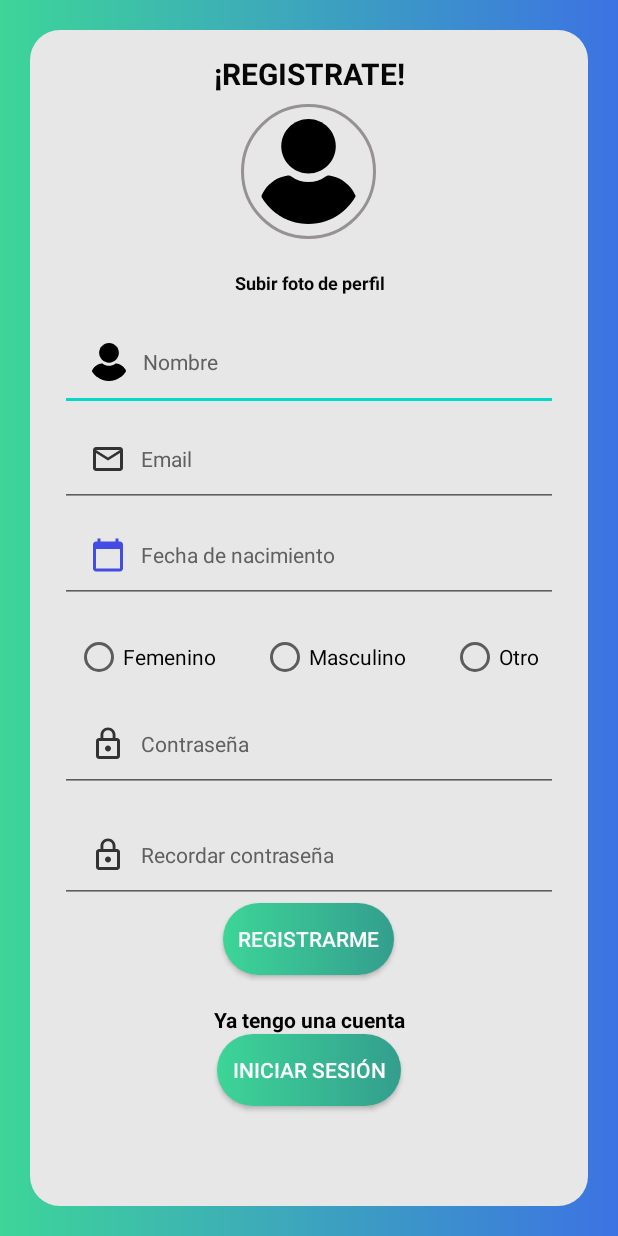
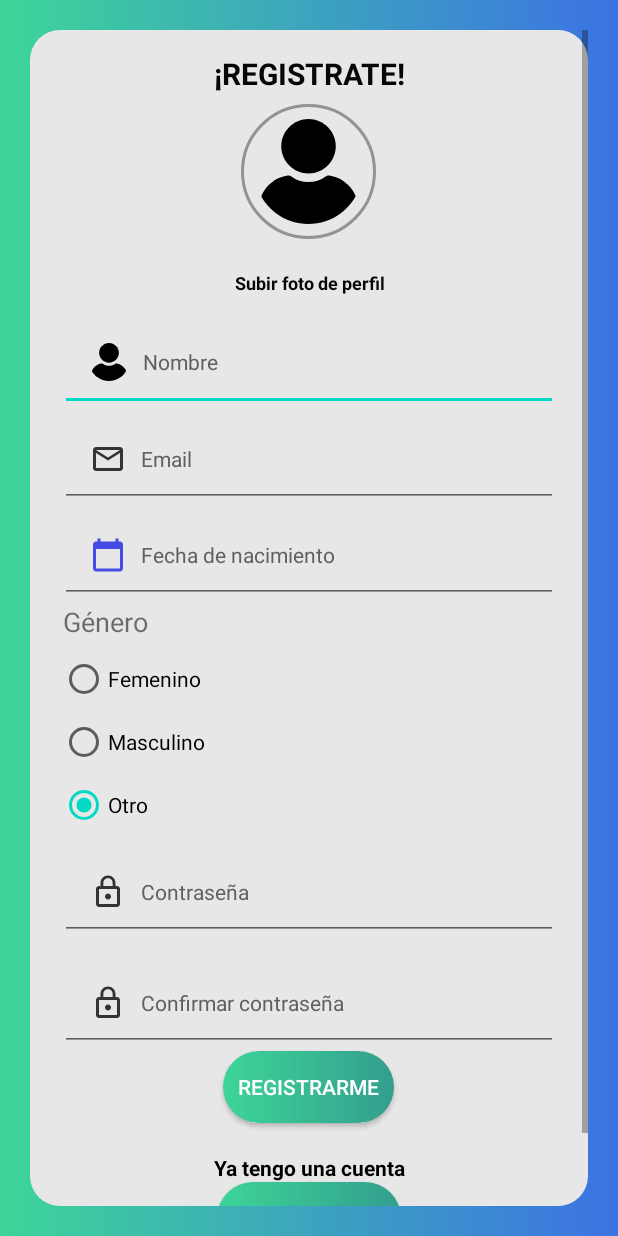
Before and after one commit to compumovil2020/Schedulock, an Android app: the screen it shows after launch (RegistrarUsuario), after a tap on "REGÍSTRARME", on a phone screen of 412 x 824 dp. Run offline under Robolectric (Android 15) with nearby library versions, the phone set to English and light mode, and no system bars; our stand-ins replace Firebase (no records; nobody signed in at launch, a user with empty details on screens opened directly).

Commit message:
Se añade el registro de nuevos usuarios e inicio de sesión por google

```diff
--- a/Schedulock/app/build.gradle
+++ b/Schedulock/app/build.gradle
@@ -34,6 +34,8 @@ dependencies {
     implementation 'androidx.lifecycle:lifecycle-extensions:2.2.0'
     implementation 'com.google.android.gms:play-services-maps:17.0.0'
     implementation 'com.google.firebase:firebase-auth:16.0.5'
+    implementation 'com.google.firebase:firebase-database:16.0.4'
+    implementation 'com.google.android.gms:play-services-auth:17.0.0'
     testImplementation 'junit:junit:4.12'
     androidTestImplementation 'androidx.test.ext:junit:1.1.2'
     androidTestImplementation 'androidx.test.espresso:espresso-core:3.3.0'
--- a/Schedulock/app/src/main/AndroidManifest.xml
+++ b/Schedulock/app/src/main/AndroidManifest.xml
@@ -8,6 +8,7 @@
          location permissions for the "MyLocation" functionality.
     -->
     <uses-permission android:name="android.permission.ACCESS_FINE_LOCATION" />
+    <uses-permission android:name="android.permission.INTERNET"/>
 
     <application
         android:allowBackup="true"
--- a/Schedulock/app/src/main/java/com/lostvayneg/schedulock/Controladores_de_Eventos/Login.java
+++ b/Schedulock/app/src/main/java/com/lostvayneg/schedulock/Controladores_de_Eventos/Login.java
@@ -2,34 +2,116 @@ package com.lostvayneg.schedulock.Controladores_de_Eventos;
 
 import android.content.Intent;
 import android.os.Bundle;
+import android.util.Log;
 import android.view.View;
 import android.widget.EditText;
+import android.widget.ImageButton;
 import android.widget.Toast;
 
 import androidx.annotation.NonNull;
+import androidx.annotation.Nullable;
 import androidx.appcompat.app.AppCompatActivity;
 
+import com.google.android.gms.auth.api.signin.GoogleSignIn;
+import com.google.android.gms.auth.api.signin.GoogleSignInAccount;
+import com.google.android.gms.auth.api.signin.GoogleSignInClient;
+import com.google.android.gms.auth.api.signin.GoogleSignInOptions;
+import com.google.android.gms.common.api.ApiException;
 import com.google.android.gms.tasks.OnCompleteListener;
 import com.google.android.gms.tasks.Task;
+import com.google.firebase.auth.AuthCredential;
 import com.google.firebase.auth.AuthResult;
 import com.google.firebase.auth.FirebaseAuth;
 import com.google.firebase.auth.FirebaseUser;
+import com.google.firebase.auth.GoogleAuthProvider;
+import com.google.firebase.database.DatabaseReference;
+import com.google.firebase.database.FirebaseDatabase;
 import com.lostvayneg.schedulock.ActividadPrincipal;
+import com.lostvayneg.schedulock.Entidades.Usuario;
 import com.lostvayneg.schedulock.R;
 
 public class Login extends AppCompatActivity {
-    private FirebaseAuth mAuth;
+    private FirebaseAuth autenticacionFB;
     private EditText email;
     private  EditText password;
+    private ImageButton btn_iniciar_con_google;
+    private GoogleSignInClient clienteGoogle;
+    private int RC_SIGN_IN = 1;
+
+    private FirebaseDatabase baseDatos;
+    private DatabaseReference referenciaBD;
+    public static final String rutaUsuarios="usuarios/";
+
     @Override
     protected void onCreate(Bundle savedInstanceState) {
         super.onCreate(savedInstanceState);
         setContentView(R.layout.actividad_iniciar_sesion);
-        mAuth = FirebaseAuth.getInstance();
+        autenticacionFB = FirebaseAuth.getInstance();
+        baseDatos= FirebaseDatabase.getInstance();
         email= findViewById(R.id.email_user_iniciar_sesion);
         password= findViewById(R.id.password_user_iniciar_sesion);
+        btn_iniciar_con_google=findViewById(R.id.btn_iniciar_con_google);
+        btn_iniciar_con_google.setOnClickListener(new View.OnClickListener() {
+            @Override
+            public void onClick(View view) {
+                GoogleSignInOptions google=new GoogleSignInOptions.Builder(GoogleSignInOptions.DEFAULT_SIGN_IN)
+                        .requestIdToken(getString(R.string.default_web_client_id))
+                        .requestEmail()
+                        .build();
+                clienteGoogle = GoogleSignIn.getClient(view.getContext(), google);
+                iniciarSesionGoogle();
+
+            }
+        });
     }
 
+    private void iniciarSesionGoogle(){
+        Intent intentSesion = clienteGoogle.getSignInIntent();
+        startActivityForResult(intentSesion, RC_SIGN_IN);
+    }
+
+    @Override
+    protected void onActivityResult(int requestCode, int resultCode, @Nullable Intent data) {
+        super.onActivityResult(requestCode, resultCode, data);
+        if (requestCode == RC_SIGN_IN){
+            Task<GoogleSignInAccount> tareaIniciarSesion = GoogleSignIn.getSignedInAccountFromIntent(data);
+            handleSingInResult(tareaIniciarSesion);
+        }
+    }
+
+    private void handleSingInResult(Task<GoogleSignInAccount> tareaCompletada){
+        try {
+            GoogleSignInAccount usuario = tareaCompletada.getResult(ApiException.class);
+            Toast.makeText(Login.this, "Se pudo", Toast.LENGTH_LONG).show();
+            IniciarSesionFirebaseConGoogle(usuario);
+        } catch (ApiException e) {
+            Toast.makeText(Login.this, "No se pudo", Toast.LENGTH_LONG).show();
+            IniciarSesionFirebaseConGoogle(null);
+        }
+    }
+
+    private void IniciarSesionFirebaseConGoogle(final GoogleSignInAccount usuario){
+        AuthCredential credencialGoogle = GoogleAuthProvider.getCredential(usuario.getIdToken(), null);
+        autenticacionFB.signInWithCredential(credencialGoogle).addOnCompleteListener(this, new OnCompleteListener<AuthResult>() {
+            @Override
+            public void onComplete(@NonNull Task<AuthResult> task) {
+                if(task.isSuccessful()){
+                    FirebaseUser usuarioFB = autenticacionFB.getCurrentUser();
+                    Usuario nuevoUsuario = new Usuario();
+                    nuevoUsuario.setNombre(usuario.getDisplayName());
+                    nuevoUsuario.setEmail(usuario.getEmail());
+                    nuevoUsuario.setEdad("Sin llenar");
+                    nuevoUsuario.setGenero("Sin llenar");
+                    referenciaBD = baseDatos.getReference(rutaUsuarios + usuarioFB.getUid());
+                    referenciaBD.setValue(nuevoUsuario);
+                    updateUI(usuarioFB);
+                }
+                else{
+                    updateUI(null);
+                }
+            }
+        });
+    }
     public void onClickiniciarSesion(View v){
         String emailin;
         String passwordin;
@@ -37,13 +119,13 @@ public class Login extends AppCompatActivity {
         passwordin=password.getText().toString();
         if(!emailin.isEmpty() && isEmailValid(emailin)){
             if(!passwordin.isEmpty()){
-                mAuth.signInWithEmailAndPassword(emailin, passwordin)
+                autenticacionFB.signInWithEmailAndPassword(emailin, passwordin)
                         .addOnCompleteListener(this, new OnCompleteListener<AuthResult>() {
                             @Override
                             public void onComplete(@NonNull Task<AuthResult> task) {
                                 if (task.isSuccessful()) {
                                     // Sign in success, update UI with the signed-in user's information
-                                    FirebaseUser user = mAuth.getCurrentUser();
+                                    FirebaseUser user = autenticacionFB.getCurrentUser();
                                     updateUI(user);
                                 } else {
                                     // If sign in fails, display a message to the user.
@@ -73,13 +155,12 @@ public class Login extends AppCompatActivity {
     @Override
     protected void onStart() {
         super.onStart();
-        FirebaseUser currentUser = mAuth.getCurrentUser();
+        FirebaseUser currentUser = autenticacionFB.getCurrentUser();
         updateUI(currentUser);
     }
     private void updateUI(FirebaseUser currentUser){
         if(currentUser!=null){
             Intent intent = new Intent(getBaseContext(), ActividadPrincipal.class);
-            intent.putExtra("user", currentUser.getEmail());
             startActivity(intent);
         } else {
             email.setText("");
--- a/Schedulock/app/src/main/res/layout/actividad_registrar_usuario.xml
+++ b/Schedulock/app/src/main/res/layout/actividad_registrar_usuario.xml
@@ -69,7 +69,7 @@
                         android:layout_width="match_parent"
                         android:layout_height="wrap_content"
                         android:drawablePadding="10dp"
-                        android:id="@+id/nombre_usuario"
+                        android:id="@+id/nombre_usuario_registrarse"
                         android:drawableLeft="@drawable/icono_usuario"
                         android:layout_marginEnd="20dp"
                         android:layout_marginStart="20dp"
@@ -83,7 +83,7 @@
                         android:layout_width="match_parent"
                         android:layout_height="wrap_content"
                         android:drawablePadding="10dp"
-                        android:id="@+id/correo"
+                        android:id="@+id/email_Registrarse"
                         android:drawableLeft="@drawable/icono_correo"
                         android:layout_marginEnd="20dp"
                         android:layout_marginStart="20dp"
@@ -96,7 +96,7 @@
                         android:layout_width="match_parent"
                         android:layout_height="wrap_content"
                         android:drawablePadding="10dp"
-                        android:id="@+id/email"
+                        android:id="@+id/edad_usuario_registrarse"
                         android:drawableLeft="@drawable/icono_calendario"
                         android:layout_marginEnd="20dp"
                         android:layout_marginStart="20dp"
@@ -105,33 +105,44 @@
                         android:textSize="14sp"
                         android:textColorHint="#606060"
                         android:inputType="text"/>
-                    <LinearLayout
+
+                        <RadioGroup
+                            android:id="@+id/genero_registrarse"
+                            android:layout_width="match_parent"
+                            android:layout_height="match_parent"
+                            android:orientation="vertical" >
+
+                            <TextView
                                 android:layout_width="wrap_content"
                                 android:layout_height="wrap_content"
-                        android:orientation="horizontal">
+                                android:text="Género"
+                                android:textSize="18dp"
+                                android:layout_marginLeft="22dp" />
 
-                        <androidx.appcompat.widget.AppCompatRadioButton
+                            <RadioButton
                                 android:layout_width="match_parent"
                                 android:layout_height="wrap_content"
                                 android:text="Femenino"
                                 android:id="@+id/cbx_femenino"
-                            android:layout_marginTop="20dp"
-                            android:layout_marginLeft="30dp" />
-                        <androidx.appcompat.widget.AppCompatRadioButton
+                                android:layout_marginTop="10dp"
+                                android:layout_marginLeft="20dp" />
+                            <RadioButton
                                 android:layout_width="match_parent"
                                 android:layout_height="wrap_content"
                                 android:text="Masculino"
                                 android:id="@+id/cbx_masculino"
-                            android:layout_marginTop="20dp"
-                            android:layout_marginLeft="30dp" />
-                        <androidx.appcompat.widget.AppCompatRadioButton
+                                android:layout_marginTop="10dp"
+                                android:layout_marginLeft="20dp" />
+                            <RadioButton
                                 android:layout_width="match_parent"
                                 android:layout_height="wrap_content"
                                 android:text="Otro"
                                 android:id="@+id/cbx_otro"
-                            android:layout_marginTop="20dp"
-                            android:layout_marginLeft="30dp" />
-                    </LinearLayout>
+                                android:layout_marginTop="10dp"
+                                android:layout_marginLeft="20dp" />
+
+
+                        </RadioGroup>
 
 
                     <EditText
@@ -140,7 +151,7 @@
                         android:layout_marginTop="10dp"
                         android:drawableLeft="@drawable/icono_candado"
                         android:layout_marginEnd="20dp"
-                        android:id="@+id/contrseña"
+                        android:id="@+id/password_registrarse"
                         android:layout_marginStart="20dp"
                         android:textSize="14sp"
                         android:drawablePadding="10dp"
@@ -154,11 +165,11 @@
                         android:layout_marginTop="10dp"
                         android:drawableLeft="@drawable/icono_candado"
                         android:layout_marginEnd="20dp"
-                        android:id="@+id/recordar_contraseña"
+                        android:id="@+id/confirmar_Password"
                         android:layout_marginStart="20dp"
                         android:textSize="14sp"
                         android:drawablePadding="10dp"
-                        android:hint="Recordar contraseña"
+                        android:hint="Confirmar contraseña"
                         android:padding="20dp"
                         android:textColorHint="#606060"
                         android:inputType="textPassword"/>
@@ -171,10 +182,9 @@
                         android:layout_gravity="center"
                         android:layout_marginLeft="40dp"
                         android:layout_marginRight="40dp"
-                        android:id="@+id/regist"
+                        android:id="@+id/btn_registrar_nuevo_usuario"
                         android:background="@drawable/forma_boton_schedulock"
                         android:text="Registrarme"
-                        android:onClick="onClickRegistrarse"
                         android:paddingLeft="10dp"
                         android:paddingRight="10dp"
                         android:textColor="@android:color/white" />
--- a/Schedulock/app/src/main/res/layout/fragmento_superior_menu_lateral.xml
+++ b/Schedulock/app/src/main/res/layout/fragmento_superior_menu_lateral.xml
@@ -6,6 +6,7 @@
     android:background="@color/color_schedulock_botones"
     android:gravity="bottom"
     android:orientation="vertical"
+
     android:padding="16dp"
     android:theme="@style/ThemeOverlay.AppCompat.Dark">
 
@@ -22,7 +23,7 @@
         android:id="@+id/txt_nombre_usuario"
         android:layout_width="match_parent"
         android:layout_height="wrap_content"
-        android:text="Usuario"
+        android:text="@string/nombre_usuario"
         android:textAppearance="@style/TextAppearance.AppCompat.Body1"
         android:gravity="center_horizontal" />
 
--- a/Schedulock/app/src/main/res/values/strings.xml
+++ b/Schedulock/app/src/main/res/values/strings.xml
@@ -1,5 +1,6 @@
 <resources>
     <string name="app_name">Schedulock</string>
+    <string name="nombre_usuario" >SA</string>
     <string name="open">Open</string>
     <string name="close">Close</string>
     <string-array name="arreglo_niveles_importancia">
```
Also changed, not shown: Schedulock/app/src/main/java/com/lostvayneg/schedulock/ActividadPrincipal.java (+50 -3 lines), Schedulock/app/src/main/java/com/lostvayneg/schedulock/Controladores_de_Eventos/RegistrarUsuario.java (+157 -2 lines), Schedulock/app/src/main/java/com/lostvayneg/schedulock/Entidades/Usuario.java (added, +43 -0 lines). Lines whose indentation alone changed are shown as unchanged.
